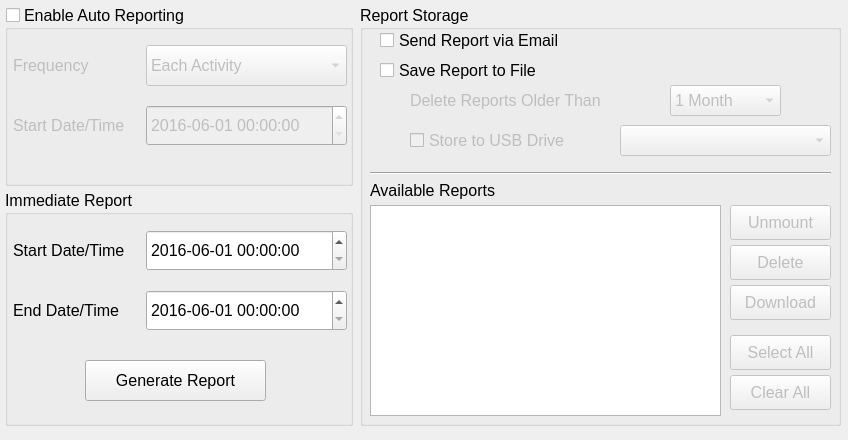
Above: Key/reportcontrolwidget.ui from BuzzSiler/keycodebox-key before the change. Below: the same form after it.
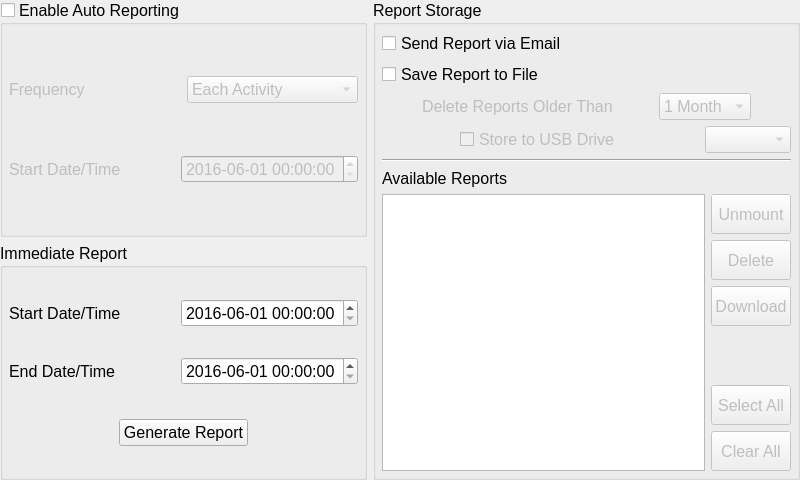
That is the form after the change.

```diff
--- a/Key/reportcontrolwidget.ui
+++ b/Key/reportcontrolwidget.ui
@@ -6,10 +6,22 @@
    <rect>
     <x>0</x>
     <y>0</y>
-    <width>848</width>
-    <height>440</height>
+    <width>800</width>
+    <height>480</height>
    </rect>
   </property>
+  <property name="minimumSize">
+   <size>
+    <width>800</width>
+    <height>480</height>
+   </size>
+  </property>
+  <property name="maximumSize">
+   <size>
+    <width>848</width>
+    <height>480</height>
+   </size>
+  </property>
   <property name="font">
    <font>
     <pointsize>12</pointsize>
@@ -18,478 +30,705 @@
   <property name="windowTitle">
    <string>Form</string>
   </property>
-  <widget class="QGroupBox" name="gbReportStorage">
-   <property name="geometry">
-    <rect>
-     <x>360</x>
-     <y>5</y>
-     <width>481</width>
-     <height>421</height>
-    </rect>
+  <layout class="QHBoxLayout" name="horizontalLayout_13">
+   <property name="sizeConstraint">
+    <enum>QLayout::SetMaximumSize</enum>
    </property>
-   <property name="font">
-    <font>
-     <pointsize>12</pointsize>
-    </font>
+   <property name="leftMargin">
+    <number>0</number>
    </property>
-   <property name="title">
-    <string>Report Storage</string>
+   <property name="topMargin">
+    <number>0</number>
    </property>
-   <widget class="QCheckBox" name="cbSendViaEmail">
-    <property name="geometry">
-     <rect>
-      <x>20</x>
-      <y>20</y>
-      <width>241</width>
-      <height>31</height>
-     </rect>
-    </property>
-    <property name="text">
-     <string>Send Report via Email</string>
-    </property>
-   </widget>
-   <widget class="QCheckBox" name="cbSaveToFile">
-    <property name="geometry">
-     <rect>
-      <x>20</x>
-      <y>50</y>
-      <width>241</width>
-      <height>31</height>
-     </rect>
-    </property>
-    <property name="text">
-     <string>Save Report to File</string>
-    </property>
-   </widget>
-   <widget class="QLabel" name="lblDeleteOlderThan">
-    <property name="enabled">
-     <bool>false</bool>
-    </property>
-    <property name="geometry">
-     <rect>
-      <x>50</x>
-      <y>80</y>
-      <width>211</width>
-      <height>31</height>
-     </rect>
-    </property>
-    <property name="text">
-     <string>Delete Reports Older Than</string>
-    </property>
-   </widget>
-   <widget class="QComboBox" name="cbDeleteOlderThan">
-    <property name="enabled">
-     <bool>false</bool>
-    </property>
-    <property name="geometry">
-     <rect>
-      <x>310</x>
-      <y>80</y>
-      <width>111</width>
-      <height>31</height>
-     </rect>
-    </property>
-    <property name="currentIndex">
-     <number>3</number>
-    </property>
-    <property name="maxVisibleItems">
-     <number>4</number>
-    </property>
-    <item>
-     <property name="text">
-      <string>1 Day</string>
-     </property>
-    </item>
-    <item>
-     <property name="text">
-      <string>1 Week</string>
-     </property>
-    </item>
-    <item>
-     <property name="text">
-      <string>2 Weeks</string>
-     </property>
-    </item>
-    <item>
-     <property name="text">
-      <string>1 Month</string>
-     </property>
-    </item>
-   </widget>
-   <widget class="QCheckBox" name="cbStoreToUsbDrive">
-    <property name="enabled">
-     <bool>false</bool>
-    </property>
-    <property name="geometry">
-     <rect>
-      <x>50</x>
-      <y>120</y>
-      <width>211</width>
-      <height>31</height>
-     </rect>
-    </property>
-    <property name="text">
-     <string>Store to USB Drive</string>
-    </property>
-   </widget>
-   <widget class="QPushButton" name="pbDownloadSelectedReports">
-    <property name="enabled">
-     <bool>false</bool>
-    </property>
-    <property name="geometry">
-     <rect>
-      <x>370</x>
-      <y>280</y>
-      <width>101</width>
-      <height>35</height>
-     </rect>
-    </property>
-    <property name="text">
-     <string>Download</string>
-    </property>
-   </widget>
-   <widget class="QPushButton" name="pbDeleteSelectedReports">
-    <property name="enabled">
-     <bool>false</bool>
-    </property>
-    <property name="geometry">
-     <rect>
-      <x>370</x>
-      <y>240</y>
-      <width>101</width>
-      <height>35</height>
-     </rect>
-    </property>
-    <property name="text">
-     <string>Delete</string>
-    </property>
-   </widget>
-   <widget class="QListView" name="lvAvailableReports">
-    <property name="geometry">
-     <rect>
-      <x>10</x>
-      <y>200</y>
-      <width>351</width>
-      <height>211</height>
-     </rect>
-    </property>
-    <property name="alternatingRowColors">
-     <bool>true</bool>
-    </property>
-   </widget>
-   <widget class="QLabel" name="lblAvailableReports">
-    <property name="geometry">
-     <rect>
-      <x>10</x>
-      <y>170</y>
-      <width>151</width>
-      <height>31</height>
-     </rect>
-    </property>
-    <property name="text">
-     <string>Available Reports</string>
-    </property>
-   </widget>
-   <widget class="Line" name="lnSeparator">
-    <property name="geometry">
-     <rect>
-      <x>10</x>
-      <y>160</y>
-      <width>461</width>
-      <height>16</height>
-     </rect>
-    </property>
-    <property name="orientation">
-     <enum>Qt::Horizontal</enum>
-    </property>
-   </widget>
-   <widget class="QComboBox" name="cbUsbDrives">
-    <property name="enabled">
-     <bool>false</bool>
-    </property>
-    <property name="geometry">
-     <rect>
-      <x>260</x>
-      <y>120</y>
-      <width>211</width>
-      <height>31</height>
-     </rect>
-    </property>
-   </widget>
-   <widget class="QPushButton" name="pbSelectAllReports">
-    <property name="enabled">
-     <bool>false</bool>
-    </property>
-    <property name="geometry">
-     <rect>
-      <x>370</x>
-      <y>330</y>
-      <width>101</width>
-      <height>35</height>
-     </rect>
-    </property>
-    <property name="text">
-     <string>Select All</string>
-    </property>
-   </widget>
-   <widget class="QPushButton" name="pbClearAllReports">
-    <property name="enabled">
-     <bool>false</bool>
-    </property>
-    <property name="geometry">
-     <rect>
-      <x>370</x>
-      <y>370</y>
-      <width>101</width>
-      <height>35</height>
-     </rect>
-    </property>
-    <property name="text">
-     <string>Clear All</string>
-    </property>
-   </widget>
-   <widget class="QPushButton" name="pbReportUnmountDrive">
-    <property name="enabled">
-     <bool>false</bool>
-    </property>
-    <property name="geometry">
-     <rect>
-      <x>370</x>
-      <y>200</y>
-      <width>101</width>
-      <height>35</height>
-     </rect>
-    </property>
-    <property name="text">
-     <string>Unmount</string>
-    </property>
-   </widget>
-  </widget>
-  <widget class="QGroupBox" name="gbImmediateReport">
-   <property name="geometry">
-    <rect>
-     <x>5</x>
-     <y>190</y>
-     <width>348</width>
-     <height>236</height>
-    </rect>
+   <property name="rightMargin">
+    <number>0</number>
    </property>
-   <property name="font">
-    <font>
-     <pointsize>12</pointsize>
-    </font>
+   <property name="bottomMargin">
+    <number>0</number>
    </property>
-   <property name="title">
-    <string>Immediate Report</string>
-   </property>
-   <widget class="QDateTimeEdit" name="dtReportStart">
-    <property name="geometry">
-     <rect>
-      <x>141</x>
-      <y>40</y>
-      <width>201</width>
-      <height>41</height>
-     </rect>
-    </property>
-    <property name="minimumDateTime">
-     <datetime>
-      <hour>0</hour>
-      <minute>0</minute>
-      <second>0</second>
-      <year>2016</year>
-      <month>6</month>
-      <day>1</day>
-     </datetime>
-    </property>
-    <property name="displayFormat">
-     <string>yyyy-MM-dd HH:mm:ss</string>
-    </property>
-   </widget>
-   <widget class="QDateTimeEdit" name="dtReportEnd">
-    <property name="geometry">
-     <rect>
-      <x>141</x>
-      <y>100</y>
-      <width>201</width>
-      <height>41</height>
-     </rect>
-    </property>
-    <property name="minimumDateTime">
-     <datetime>
-      <hour>0</hour>
-      <minute>0</minute>
-      <second>0</second>
-      <year>2016</year>
-      <month>6</month>
-      <day>1</day>
-     </datetime>
-    </property>
-    <property name="displayFormat">
-     <string>yyyy-MM-dd HH:mm:ss</string>
-    </property>
-   </widget>
-   <widget class="QLabel" name="lblReportStart">
-    <property name="geometry">
-     <rect>
-      <x>8</x>
-      <y>40</y>
-      <width>131</width>
-      <height>41</height>
-     </rect>
-    </property>
-    <property name="text">
-     <string>Start Date/Time</string>
-    </property>
-    <property name="alignment">
-     <set>Qt::AlignLeading|Qt::AlignLeft|Qt::AlignVCenter</set>
-    </property>
-   </widget>
-   <widget class="QLabel" name="lblReportEnd">
-    <property name="geometry">
-     <rect>
-      <x>8</x>
-      <y>100</y>
-      <width>131</width>
-      <height>41</height>
-     </rect>
-    </property>
-    <property name="text">
-     <string>End Date/Time</string>
-    </property>
-    <property name="alignment">
-     <set>Qt::AlignLeading|Qt::AlignLeft|Qt::AlignVCenter</set>
-    </property>
-   </widget>
-   <widget class="QPushButton" name="pbGenerateReport">
-    <property name="geometry">
-     <rect>
-      <x>80</x>
-      <y>170</y>
-      <width>181</width>
-      <height>41</height>
-     </rect>
-    </property>
-    <property name="text">
-     <string>Generate Report</string>
-    </property>
-   </widget>
-  </widget>
-  <widget class="QGroupBox" name="gbAutoReport">
-   <property name="enabled">
-    <bool>true</bool>
-   </property>
-   <property name="geometry">
-    <rect>
-     <x>5</x>
-     <y>5</y>
-     <width>348</width>
-     <height>181</height>
-    </rect>
-   </property>
-   <property name="font">
-    <font>
-     <pointsize>12</pointsize>
-    </font>
-   </property>
-   <property name="title">
-    <string>Enable Auto Reporting</string>
-   </property>
-   <property name="checkable">
-    <bool>true</bool>
-   </property>
-   <property name="checked">
-    <bool>false</bool>
-   </property>
-   <widget class="QLabel" name="lblStartDateTime">
-    <property name="geometry">
-     <rect>
-      <x>8</x>
-      <y>100</y>
-      <width>131</width>
-      <height>41</height>
-     </rect>
-    </property>
-    <property name="text">
-     <string>Start Date/Time</string>
-    </property>
-   </widget>
-   <widget class="QLabel" name="lblFrequency">
-    <property name="geometry">
-     <rect>
-      <x>8</x>
-      <y>40</y>
-      <width>131</width>
-      <height>41</height>
-     </rect>
-    </property>
-    <property name="text">
-     <string>Frequency</string>
-    </property>
-   </widget>
-   <widget class="QComboBox" name="cbFrequency">
-    <property name="geometry">
-     <rect>
-      <x>141</x>
-      <y>40</y>
-      <width>201</width>
-      <height>41</height>
-     </rect>
-    </property>
-    <item>
-     <property name="text">
-      <string>Each Activity</string>
+   <item>
+    <layout class="QVBoxLayout" name="verticalLayout_6">
+     <item>
+      <widget class="QGroupBox" name="gbAutoReport">
+       <property name="enabled">
+        <bool>true</bool>
+       </property>
+       <property name="font">
+        <font>
+         <pointsize>12</pointsize>
+        </font>
+       </property>
+       <property name="title">
+        <string>Enable Auto Reporting</string>
+       </property>
+       <property name="checkable">
+        <bool>true</bool>
+       </property>
+       <property name="checked">
+        <bool>false</bool>
+       </property>
+       <layout class="QHBoxLayout" name="horizontalLayout_3">
+        <property name="leftMargin">
+         <number>6</number>
+        </property>
+        <property name="topMargin">
+         <number>6</number>
+        </property>
+        <property name="rightMargin">
+         <number>6</number>
+        </property>
+        <property name="bottomMargin">
+         <number>6</number>
+        </property>
+        <item>
+         <layout class="QVBoxLayout" name="verticalLayout">
+          <item>
+           <spacer name="verticalSpacer">
+            <property name="orientation">
+             <enum>Qt::Vertical</enum>
+            </property>
+            <property name="sizeHint" stdset="0">
+             <size>
+              <width>20</width>
+              <height>18</height>
+             </size>
+            </property>
+           </spacer>
+          </item>
+          <item>
+           <layout class="QHBoxLayout" name="horizontalLayout">
+            <item>
+             <widget class="QLabel" name="lblFrequency">
+              <property name="text">
+               <string>Frequency</string>
+              </property>
+             </widget>
+            </item>
+            <item>
+             <widget class="QComboBox" name="cbFrequency">
+              <item>
+               <property name="text">
+                <string>Each Activity</string>
+               </property>
+              </item>
+              <item>
+               <property name="text">
+                <string>Hourly</string>
+               </property>
+              </item>
+              <item>
+               <property name="text">
+                <string>Every 12 Hours</string>
+               </property>
+              </item>
+              <item>
+               <property name="text">
+                <string>Daily</string>
+               </property>
+              </item>
+              <item>
+               <property name="text">
+                <string>Weekly</string>
+               </property>
+              </item>
+              <item>
+               <property name="text">
+                <string>Monthly</string>
+               </property>
+              </item>
+             </widget>
+            </item>
+           </layout>
+          </item>
+          <item>
+           <spacer name="verticalSpacer_2">
+            <property name="orientation">
+             <enum>Qt::Vertical</enum>
+            </property>
+            <property name="sizeHint" stdset="0">
+             <size>
+              <width>20</width>
+              <height>18</height>
+             </size>
+            </property>
+           </spacer>
+          </item>
+          <item>
+           <layout class="QHBoxLayout" name="horizontalLayout_2">
+            <item>
+             <widget class="QLabel" name="lblStartDateTime">
+              <property name="text">
+               <string>Start Date/Time</string>
+              </property>
+             </widget>
+            </item>
+            <item>
+             <widget class="QDateTimeEdit" name="dtStartDateTime">
+              <property name="minimumDateTime">
+               <datetime>
+                <hour>0</hour>
+                <minute>0</minute>
+                <second>0</second>
+                <year>2016</year>
+                <month>6</month>
+                <day>1</day>
+               </datetime>
+              </property>
+              <property name="displayFormat">
+               <string>yyyy-MM-dd HH:mm:ss</string>
+              </property>
+             </widget>
+            </item>
+           </layout>
+          </item>
+          <item>
+           <spacer name="verticalSpacer_3">
+            <property name="orientation">
+             <enum>Qt::Vertical</enum>
+            </property>
+            <property name="sizeHint" stdset="0">
+             <size>
+              <width>20</width>
+              <height>40</height>
+             </size>
+            </property>
+           </spacer>
+          </item>
+         </layout>
+        </item>
+       </layout>
+      </widget>
+     </item>
+     <item>
+      <widget class="QGroupBox" name="gbImmediateReport">
+       <property name="font">
+        <font>
+         <pointsize>12</pointsize>
+        </font>
+       </property>
+       <property name="title">
+        <string>Immediate Report</string>
+       </property>
+       <layout class="QVBoxLayout" name="verticalLayout_5">
+        <property name="leftMargin">
+         <number>6</number>
+        </property>
+        <property name="topMargin">
+         <number>6</number>
+        </property>
+        <property name="rightMargin">
+         <number>6</number>
+        </property>
+        <property name="bottomMargin">
+         <number>6</number>
+        </property>
+        <item>
+         <spacer name="verticalSpacer_4">
+          <property name="orientation">
+           <enum>Qt::Vertical</enum>
+          </property>
+          <property name="sizeHint" stdset="0">
+           <size>
+            <width>20</width>
+            <height>18</height>
+           </size>
+          </property>
+         </spacer>
+        </item>
+        <item>
+         <layout class="QHBoxLayout" name="horizontalLayout_10">
+          <item>
+           <widget class="QLabel" name="lblReportStart">
+            <property name="text">
+             <string>Start Date/Time</string>
+            </property>
+            <property name="alignment">
+             <set>Qt::AlignLeading|Qt::AlignLeft|Qt::AlignVCenter</set>
+            </property>
+           </widget>
+          </item>
+          <item>
+           <widget class="QDateTimeEdit" name="dtReportStart">
+            <property name="minimumDateTime">
+             <datetime>
+              <hour>0</hour>
+              <minute>0</minute>
+              <second>0</second>
+              <year>2016</year>
+              <month>6</month>
+              <day>1</day>
+             </datetime>
+            </property>
+            <property name="displayFormat">
+             <string>yyyy-MM-dd HH:mm:ss</string>
+            </property>
+           </widget>
+          </item>
+         </layout>
+        </item>
+        <item>
+         <spacer name="verticalSpacer_5">
+          <property name="orientation">
+           <enum>Qt::Vertical</enum>
+          </property>
+          <property name="sizeHint" stdset="0">
+           <size>
+            <width>20</width>
+            <height>18</height>
+           </size>
+          </property>
+         </spacer>
+        </item>
+        <item>
+         <layout class="QHBoxLayout" name="horizontalLayout_11">
+          <item>
+           <widget class="QLabel" name="lblReportEnd">
+            <property name="text">
+             <string>End Date/Time</string>
+            </property>
+            <property name="alignment">
+             <set>Qt::AlignLeading|Qt::AlignLeft|Qt::AlignVCenter</set>
+            </property>
+           </widget>
+          </item>
+          <item>
+           <widget class="QDateTimeEdit" name="dtReportEnd">
+            <property name="minimumDateTime">
+             <datetime>
+              <hour>0</hour>
+              <minute>0</minute>
+              <second>0</second>
+              <year>2016</year>
+              <month>6</month>
+              <day>1</day>
+             </datetime>
+            </property>
+            <property name="displayFormat">
+             <string>yyyy-MM-dd HH:mm:ss</string>
+            </property>
+           </widget>
+          </item>
+         </layout>
+        </item>
+        <item>
+         <spacer name="verticalSpacer_6">
+          <property name="orientation">
+           <enum>Qt::Vertical</enum>
+          </property>
+          <property name="sizeHint" stdset="0">
+           <size>
+            <width>20</width>
+            <height>28</height>
+           </size>
+          </property>
+         </spacer>
+        </item>
+        <item>
+         <layout class="QHBoxLayout" name="horizontalLayout_12">
+          <item>
+           <spacer name="horizontalSpacer_9">
+            <property name="orientation">
+             <enum>Qt::Horizontal</enum>
+            </property>
+            <property name="sizeHint" stdset="0">
+             <size>
+              <width>40</width>
+              <height>20</height>
+             </size>
+            </property>
+           </spacer>
+          </item>
+          <item>
+           <widget class="QPushButton" name="pbGenerateReport">
+            <property name="text">
+             <string>Generate Report</string>
+            </property>
+           </widget>
+          </item>
+          <item>
+           <spacer name="horizontalSpacer_10">
+            <property name="orientation">
+             <enum>Qt::Horizontal</enum>
+            </property>
+            <property name="sizeHint" stdset="0">
+             <size>
+              <width>40</width>
+              <height>20</height>
+             </size>
+            </property>
+           </spacer>
+          </item>
+         </layout>
+        </item>
+        <item>
+         <spacer name="verticalSpacer_7">
+          <property name="orientation">
+           <enum>Qt::Vertical</enum>
+          </property>
+          <property name="sizeHint" stdset="0">
+           <size>
+            <width>20</width>
+            <height>13</height>
+           </size>
+          </property>
+         </spacer>
+        </item>
+       </layout>
+      </widget>
+     </item>
+    </layout>
+   </item>
+   <item>
+    <widget class="QGroupBox" name="gbReportStorage">
+     <property name="font">
+      <font>
+       <pointsize>12</pointsize>
+      </font>
      </property>
-    </item>
-    <item>
-     <property name="text">
-      <string>Hourly</string>
+     <property name="title">
+      <string>Report Storage</string>
      </property>
-    </item>
-    <item>
-     <property name="text">
-      <string>Every 12 Hours</string>
-     </property>
-    </item>
-    <item>
-     <property name="text">
-      <string>Daily</string>
-     </property>
-    </item>
-    <item>
-     <property name="text">
-      <string>Weekly</string>
-     </property>
-    </item>
-    <item>
-     <property name="text">
-      <string>Monthly</string>
-     </property>
-    </item>
-   </widget>
-   <widget class="QDateTimeEdit" name="dtStartDateTime">
-    <property name="geometry">
-     <rect>
-      <x>141</x>
-      <y>100</y>
-      <width>201</width>
-      <height>41</height>
-     </rect>
-    </property>
-    <property name="minimumDateTime">
-     <datetime>
-      <hour>0</hour>
-      <minute>0</minute>
-      <second>0</second>
-      <year>2016</year>
-      <month>6</month>
-      <day>1</day>
-     </datetime>
-    </property>
-    <property name="displayFormat">
-     <string>yyyy-MM-dd HH:mm:ss</string>
-    </property>
-   </widget>
-  </widget>
+     <layout class="QVBoxLayout" name="verticalLayout_4">
+      <property name="leftMargin">
+       <number>6</number>
+      </property>
+      <property name="topMargin">
+       <number>6</number>
+      </property>
+      <property name="rightMargin">
+       <number>6</number>
+      </property>
+      <property name="bottomMargin">
+       <number>6</number>
+      </property>
+      <item>
+       <layout class="QVBoxLayout" name="verticalLayout_2">
+        <item>
+         <layout class="QHBoxLayout" name="horizontalLayout_4">
+          <item>
+           <widget class="QCheckBox" name="cbSendViaEmail">
+            <property name="text">
+             <string>Send Report via Email</string>
+            </property>
+           </widget>
+          </item>
+          <item>
+           <spacer name="horizontalSpacer">
+            <property name="orientation">
+             <enum>Qt::Horizontal</enum>
+            </property>
+            <property name="sizeHint" stdset="0">
+             <size>
+              <width>40</width>
+              <height>20</height>
+             </size>
+            </property>
+           </spacer>
+          </item>
+         </layout>
+        </item>
+        <item>
+         <layout class="QHBoxLayout" name="horizontalLayout_5">
+          <item>
+           <widget class="QCheckBox" name="cbSaveToFile">
+            <property name="text">
+             <string>Save Report to File</string>
+            </property>
+           </widget>
+          </item>
+          <item>
+           <spacer name="horizontalSpacer_2">
+            <property name="orientation">
+             <enum>Qt::Horizontal</enum>
+            </property>
+            <property name="sizeHint" stdset="0">
+             <size>
+              <width>40</width>
+              <height>20</height>
+             </size>
+            </property>
+           </spacer>
+          </item>
+         </layout>
+        </item>
+        <item>
+         <layout class="QHBoxLayout" name="horizontalLayout_6">
+          <item>
+           <spacer name="horizontalSpacer_3">
+            <property name="orientation">
+             <enum>Qt::Horizontal</enum>
+            </property>
+            <property name="sizeHint" stdset="0">
+             <size>
+              <width>40</width>
+              <height>20</height>
+             </size>
+            </property>
+           </spacer>
+          </item>
+          <item>
+           <widget class="QLabel" name="lblDeleteOlderThan">
+            <property name="enabled">
+             <bool>false</bool>
+            </property>
+            <property name="text">
+             <string>Delete Reports Older Than</string>
+            </property>
+           </widget>
+          </item>
+          <item>
+           <spacer name="horizontalSpacer_4">
+            <property name="orientation">
+             <enum>Qt::Horizontal</enum>
+            </property>
+            <property name="sizeHint" stdset="0">
+             <size>
+              <width>40</width>
+              <height>20</height>
+             </size>
+            </property>
+           </spacer>
+          </item>
+          <item>
+           <widget class="QComboBox" name="cbDeleteOlderThan">
+            <property name="enabled">
+             <bool>false</bool>
+            </property>
+            <property name="currentIndex">
+             <number>3</number>
+            </property>
+            <property name="maxVisibleItems">
+             <number>4</number>
+            </property>
+            <item>
+             <property name="text">
+              <string>1 Day</string>
+             </property>
+            </item>
+            <item>
+             <property name="text">
+              <string>1 Week</string>
+             </property>
+            </item>
+            <item>
+             <property name="text">
+              <string>2 Weeks</string>
+             </property>
+            </item>
+            <item>
+             <property name="text">
+              <string>1 Month</string>
+             </property>
+            </item>
+           </widget>
+          </item>
+          <item>
+           <spacer name="horizontalSpacer_5">
+            <property name="orientation">
+             <enum>Qt::Horizontal</enum>
+            </property>
+            <property name="sizeHint" stdset="0">
+             <size>
+              <width>40</width>
+              <height>20</height>
+             </size>
+            </property>
+           </spacer>
+          </item>
+         </layout>
+        </item>
+        <item>
+         <layout class="QHBoxLayout" name="horizontalLayout_7">
+          <item>
+           <spacer name="horizontalSpacer_6">
+            <property name="orientation">
+             <enum>Qt::Horizontal</enum>
+            </property>
+            <property name="sizeHint" stdset="0">
+             <size>
+              <width>40</width>
+              <height>20</height>
+             </size>
+            </property>
+           </spacer>
+          </item>
+          <item>
+           <widget class="QCheckBox" name="cbStoreToUsbDrive">
+            <property name="enabled">
+             <bool>false</bool>
+            </property>
+            <property name="text">
+             <string>Store to USB Drive</string>
+            </property>
+           </widget>
+          </item>
+          <item>
+           <spacer name="horizontalSpacer_7">
+            <property name="orientation">
+             <enum>Qt::Horizontal</enum>
+            </property>
+            <property name="sizeHint" stdset="0">
+             <size>
+              <width>40</width>
+              <height>20</height>
+             </size>
+            </property>
+           </spacer>
+          </item>
+          <item>
+           <widget class="QComboBox" name="cbUsbDrives">
+            <property name="enabled">
+             <bool>false</bool>
+            </property>
+           </widget>
+          </item>
+         </layout>
+        </item>
+       </layout>
+      </item>
+      <item>
+       <widget class="Line" name="lnSeparator">
+        <property name="orientation">
+         <enum>Qt::Horizontal</enum>
+        </property>
+       </widget>
+      </item>
+      <item>
+       <layout class="QHBoxLayout" name="horizontalLayout_8">
+        <item>
+         <widget class="QLabel" name="lblAvailableReports">
+          <property name="text">
+           <string>Available Reports</string>
+          </property>
+         </widget>
+        </item>
+        <item>
+         <spacer name="horizontalSpacer_8">
+          <property name="orientation">
+           <enum>Qt::Horizontal</enum>
+          </property>
+          <property name="sizeHint" stdset="0">
+           <size>
+            <width>40</width>
+            <height>20</height>
+           </size>
+          </property>
+         </spacer>
+        </item>
+       </layout>
+      </item>
+      <item>
+       <layout class="QHBoxLayout" name="horizontalLayout_9">
+        <item>
+         <widget class="QListView" name="lvAvailableReports">
+          <property name="alternatingRowColors">
+           <bool>true</bool>
+          </property>
+         </widget>
+        </item>
+        <item>
+         <layout class="QVBoxLayout" name="verticalLayout_3">
+          <item>
+           <widget class="QPushButton" name="pbReportUnmountDrive">
+            <property name="enabled">
+             <bool>false</bool>
+            </property>
+            <property name="minimumSize">
+             <size>
+              <width>0</width>
+              <height>40</height>
+             </size>
+            </property>
+            <property name="text">
+             <string>Unmount</string>
+            </property>
+           </widget>
+          </item>
+          <item>
+           <widget class="QPushButton" name="pbDeleteSelectedReports">
+            <property name="enabled">
+             <bool>false</bool>
+            </property>
+            <property name="minimumSize">
+             <size>
+              <width>0</width>
+              <height>40</height>
+             </size>
+            </property>
+            <property name="text">
+             <string>Delete</string>
+            </property>
+           </widget>
+          </item>
+          <item>
+           <widget class="QPushButton" name="pbDownloadSelectedReports">
+            <property name="enabled">
+             <bool>false</bool>
+            </property>
+            <property name="minimumSize">
+             <size>
+              <width>0</width>
+              <height>40</height>
+             </size>
+            </property>
+            <property name="text">
+             <string>Download</string>
+            </property>
+           </widget>
+          </item>
+          <item>
+           <spacer name="verticalSpacer_8">
+            <property name="orientation">
+             <enum>Qt::Vertical</enum>
+            </property>
+            <property name="sizeHint" stdset="0">
+             <size>
+              <width>20</width>
+              <height>40</height>
+             </size>
+            </property>
+           </spacer>
+          </item>
+          <item>
+           <widget class="QPushButton" name="pbSelectAllReports">
+            <property name="enabled">
+             <bool>false</bool>
+            </property>
+            <property name="minimumSize">
+             <size>
+              <width>0</width>
+              <height>40</height>
+             </size>
+            </property>
+            <property name="text">
+             <string>Select All</string>
+            </property>
+           </widget>
+          </item>
+          <item>
+           <widget class="QPushButton" name="pbClearAllReports">
+            <property name="enabled">
+             <bool>false</bool>
+            </property>
+            <property name="minimumSize">
+             <size>
+              <width>0</width>
+              <height>40</height>
+             </size>
+            </property>
+            <property name="text">
+             <string>Clear All</string>
+            </property>
+           </widget>
+          </item>
+         </layout>
+        </item>
+       </layout>
+      </item>
+     </layout>
+    </widget>
+   </item>
+  </layout>
  </widget>
  <resources/>
  <connections/>
```
